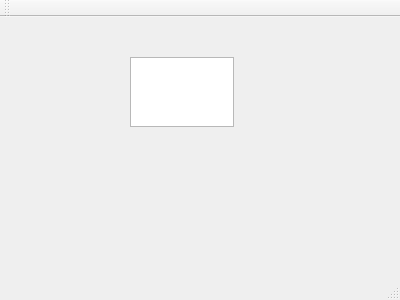
miepsik/Village, file client/mainwindow.ui: the form before one commit.
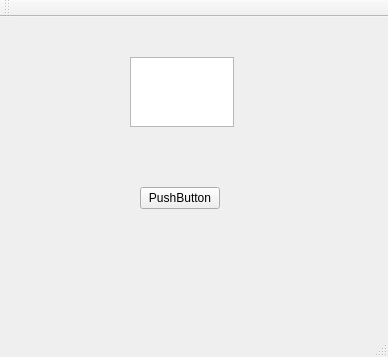
The form after the commit.

```diff
--- a/client/mainwindow.ui
+++ b/client/mainwindow.ui
@@ -6,8 +6,8 @@
    <rect>
     <x>0</x>
     <y>0</y>
-    <width>400</width>
-    <height>300</height>
+    <width>388</width>
+    <height>357</height>
    </rect>
   </property>
   <property name="windowTitle">
@@ -24,6 +24,19 @@
      </rect>
     </property>
    </widget>
+   <widget class="QPushButton" name="pushButton">
+    <property name="geometry">
+     <rect>
+      <x>140</x>
+      <y>170</y>
+      <width>80</width>
+      <height>22</height>
+     </rect>
+    </property>
+    <property name="text">
+     <string>PushButton</string>
+    </property>
+   </widget>
   </widget>
   <widget class="QMenuBar" name="menuBar">
    <property name="geometry">
```
Left out of the diff: 2 changed lines with no effect on the pictures.
